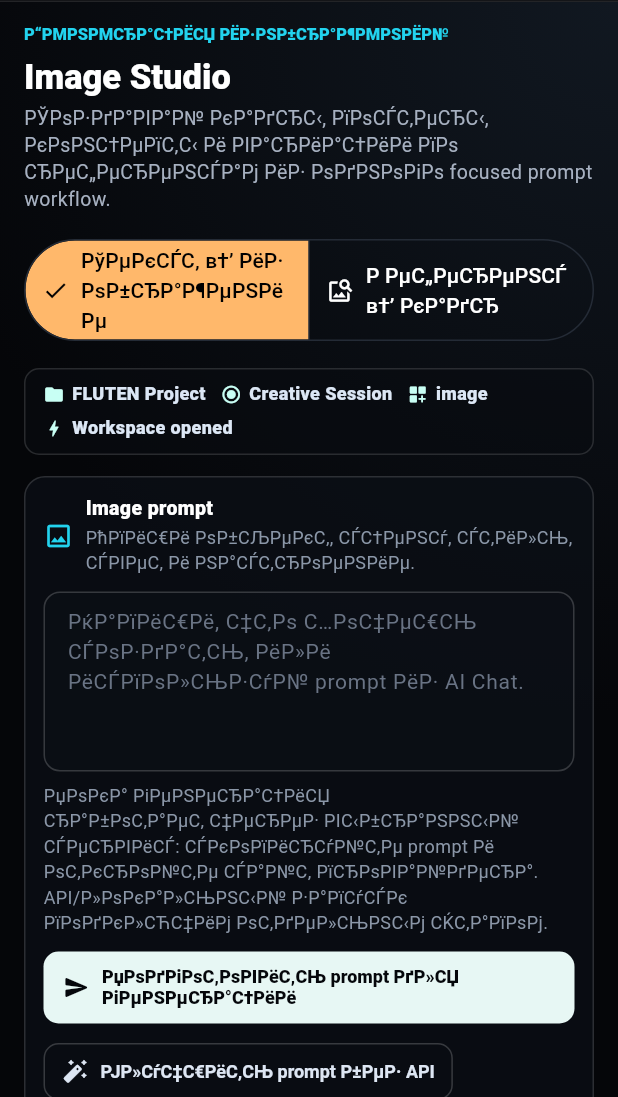
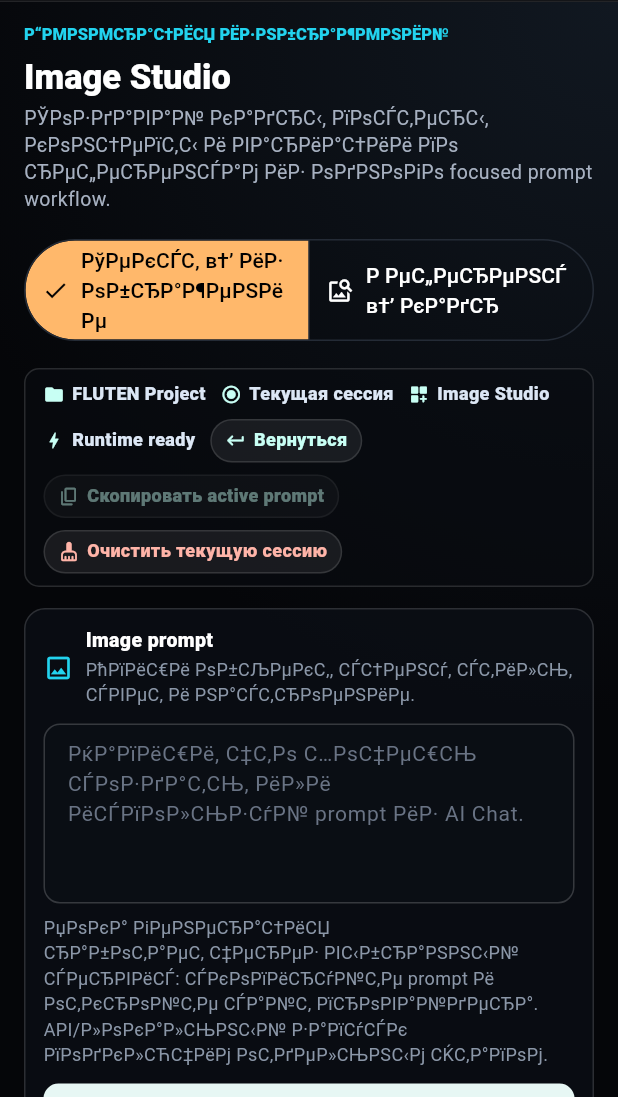
Before and after one commit to Ver-Dikt/ai_operator-os, a Flutter app: the screen it shows after launch, after a tap on an icon or button, on a phone screen of 412 x 824 dp, the part 139-1236 px from its top. Run offline on Flutter 3.47's test engine with Material 3 defaults, Android fonts, the phone set to English and light mode, and no system bars; our stand-ins replace shared_preferences; missing offline and left inert: dart:html; Roboto replaces fonts that are missing (Segoe UI).

Commit message:
Clarify project and session persistence

```diff
--- a/lib/src/services/fluten_runtime_store.dart
+++ b/lib/src/services/fluten_runtime_store.dart
@@ -42,12 +42,24 @@ class FlutenRuntimeStore extends ChangeNotifier {
 
   Future<void> updateCurrentWorkspace(String workspace) async {
     _touchSession(activeWorkspace: workspace);
-    addEvent(
-      type: 'workspace',
-      title: 'Workspace opened',
-      detail: workspace,
-      notify: false,
+    await _persist();
+    notifyListeners();
+  }
+
+  Future<void> clearCurrentSession() async {
+    final now = DateTime.now();
+    _session = FlutenSession(
+      id: _id('session'),
+      projectId: _project.id,
+      name: 'Creative Session',
+      activeWorkspace: 'text',
+      createdAt: now,
+      updatedAt: now,
     );
+    _jobs = <FlutenGenerationJob>[];
+    _assets = <FlutenAsset>[];
+    _events = <FlutenSessionEvent>[];
+    _project = _project.copyWith(updatedAt: now);
     await _persist();
     notifyListeners();
   }
--- a/lib/src/state/app_settings.dart
+++ b/lib/src/state/app_settings.dart
@@ -121,7 +121,7 @@ class AppSettings extends ChangeNotifier {
         <String>{'director-agent', 'tool-router-agent'};
     _favoriteWorkflowIds =
         _preferences.getStringList(_favoriteWorkflowsKey)?.toSet() ??
-        <String>{'ai-short-video-factory'};
+        <String>{};
     _favoritePromptIds =
         _preferences.getStringList(_favoritePromptsKey)?.toSet() ??
         <String>{'cinematic-video-scene'};
--- a/lib/src/widgets/current_session_strip.dart
+++ b/lib/src/widgets/current_session_strip.dart
@@ -1,6 +1,8 @@
 import 'package:flutter/material.dart';
+import 'package:flutter/services.dart';
 
 import '../ai_operator_app.dart';
+import '../state/app_settings.dart';
 
 class CurrentSessionStrip extends StatelessWidget {
   const CurrentSessionStrip({super.key});
@@ -14,6 +16,11 @@ class CurrentSessionStrip extends StatelessWidget {
     final lastEvent = events.isEmpty ? null : events.first;
     final draft = session.activePromptDraft?.trim();
     final status = lastEvent?.title ?? (draft == null ? 'Runtime ready' : 'Draft ready');
+    final provider = session.activeProviderId == null
+        ? null
+        : session.activeRoute == null
+            ? session.activeProviderId!
+            : '${session.activeProviderId} / ${session.activeRoute}';
 
     return Container(
       width: double.infinity,
@@ -25,27 +32,99 @@ class CurrentSessionStrip extends StatelessWidget {
       ),
       child: Wrap(
         spacing: 10,
-        runSpacing: 6,
+        runSpacing: 8,
         crossAxisAlignment: WrapCrossAlignment.center,
         children: [
           _Pill(icon: Icons.folder_rounded, text: project.name),
-          _Pill(icon: Icons.radio_button_checked_rounded, text: session.name),
+          _Pill(icon: Icons.radio_button_checked_rounded, text: 'Текущая сессия'),
           _Pill(
             icon: Icons.dashboard_customize_rounded,
-            text: session.activeWorkspace,
+            text: _workspaceLabel(session.activeWorkspace),
           ),
-          if (session.activeProviderId != null)
-            _Pill(
-              icon: Icons.hub_outlined,
-              text: session.activeRoute == null
-                  ? session.activeProviderId!
-                  : '${session.activeProviderId} / ${session.activeRoute}',
-            ),
+          if (provider != null) _Pill(icon: Icons.hub_outlined, text: provider),
           _Pill(icon: Icons.bolt_rounded, text: status),
           if (draft != null && draft.isNotEmpty)
-            _Pill(icon: Icons.notes_rounded, text: 'draft saved'),
+            _Pill(icon: Icons.notes_rounded, text: 'active prompt'),
+          _SessionAction(
+            icon: Icons.keyboard_return_rounded,
+            label: 'Вернуться',
+            onTap: () => _returnToWorkspace(context, session.activeWorkspace),
+          ),
+          _SessionAction(
+            icon: Icons.copy_rounded,
+            label: 'Скопировать active prompt',
+            onTap: draft == null || draft.isEmpty
+                ? null
+                : () => _copyDraft(context, draft),
+          ),
+          _SessionAction(
+            icon: Icons.cleaning_services_rounded,
+            label: 'Очистить текущую сессию',
+            danger: true,
+            onTap: () => _confirmClear(context),
+          ),
         ],
       ),
+    );
+  }
+
+  static String _workspaceLabel(String value) {
+    return switch (value.toLowerCase()) {
+      'text' => 'AI Chat',
+      'image' => 'Image Studio',
+      'video' => 'Video Studio',
+      'audio' => 'Audio Studio',
+      'browser' => 'Browser Hub',
+      'director' => 'Director',
+      _ => value,
+    };
+  }
+
+  static void _returnToWorkspace(BuildContext context, String workspace) {
+    final destination = switch (workspace.toLowerCase()) {
+      'image' => AppDestination.images,
+      'video' => AppDestination.video,
+      'audio' => AppDestination.audio,
+      'browser' => AppDestination.browserHub,
+      'director' => AppDestination.director,
+      _ => AppDestination.textWorkspace,
+    };
+    Navigator.of(context).pushNamed(destination.routePath);
+  }
+
+  static Future<void> _copyDraft(BuildContext context, String draft) async {
+    await Clipboard.setData(ClipboardData(text: draft));
+    if (!context.mounted) return;
+    ScaffoldMessenger.of(context).showSnackBar(
+      const SnackBar(content: Text('Active prompt скопирован.')),
+    );
+  }
+
+  static Future<void> _confirmClear(BuildContext context) async {
+    final confirmed = await showDialog<bool>(
+      context: context,
+      builder: (context) => AlertDialog(
+        title: const Text('Очистить текущую сессию?'),
+        content: const Text(
+          'Будут очищены текущие prompts, события, jobs и assets этой локальной сессии. Файлы проекта и код не удаляются.',
+        ),
+        actions: [
+          TextButton(
+            onPressed: () => Navigator.of(context).pop(false),
+            child: const Text('Отмена'),
+          ),
+          FilledButton(
+            onPressed: () => Navigator.of(context).pop(true),
+            child: const Text('Очистить'),
+          ),
+        ],
+      ),
+    );
+    if (confirmed != true || !context.mounted) return;
+    await FlutenRuntimeScope.read(context).clearCurrentSession();
+    if (!context.mounted) return;
+    ScaffoldMessenger.of(context).showSnackBar(
+      const SnackBar(content: Text('Текущая сессия очищена.')),
     );
   }
 }
@@ -80,3 +159,52 @@ class _Pill extends StatelessWidget {
     );
   }
 }
+
+class _SessionAction extends StatelessWidget {
+  const _SessionAction({
+    required this.icon,
+    required this.label,
+    required this.onTap,
+    this.danger = false,
+  });
+
+  final IconData icon;
+  final String label;
+  final VoidCallback? onTap;
+  final bool danger;
+
+  @override
+  Widget build(BuildContext context) {
+    final color = danger ? const Color(0xFFFFB4A8) : const Color(0xFFC8FFF4);
+    return InkWell(
+      onTap: onTap,
+      borderRadius: BorderRadius.circular(999),
+      child: Opacity(
+        opacity: onTap == null ? 0.45 : 1,
+        child: Container(
+          padding: const EdgeInsets.symmetric(horizontal: 9, vertical: 5),
+          decoration: BoxDecoration(
+            color: const Color(0x12FFFFFF),
+            border: Border.all(color: const Color(0x1FFFFFFF)),
+            borderRadius: BorderRadius.circular(999),
+          ),
+          child: Row(
+            mainAxisSize: MainAxisSize.min,
+            children: [
+              Icon(icon, color: color, size: 14),
+              const SizedBox(width: 5),
+              Text(
+                label,
+                style: TextStyle(
+                  color: color,
+                  fontSize: 12,
+                  fontWeight: FontWeight.w800,
+                ),
+              ),
+            ],
+          ),
+        ),
+      ),
+    );
+  }
+}
```
